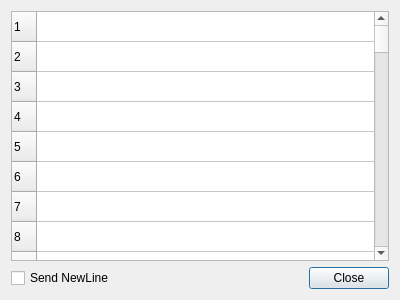
cdesjardins/ComBomb, file ComBombGui/fileclipboarddialog.ui: the form before one commit.
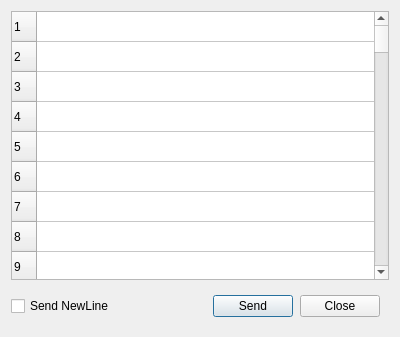
The form after the commit.

Patch:
```diff
--- a/ComBombGui/fileclipboarddialog.ui
+++ b/ComBombGui/fileclipboarddialog.ui
@@ -7,7 +7,7 @@
     <x>0</x>
     <y>0</y>
     <width>400</width>
-    <height>300</height>
+    <height>337</height>
    </rect>
   </property>
   <property name="windowTitle">
@@ -301,6 +301,22 @@
     </widget>
    </item>
    <item row="1" column="1">
+    <widget class="QFrame" name="frame">
+     <property name="frameShape">
+      <enum>QFrame::NoFrame</enum>
+     </property>
+     <property name="frameShadow">
+      <enum>QFrame::Raised</enum>
+     </property>
+     <layout class="QHBoxLayout" name="horizontalLayout">
+      <item alignment="Qt::AlignRight">
+       <widget class="QPushButton" name="sendButton">
+        <property name="text">
+         <string>Send</string>
+        </property>
+       </widget>
+      </item>
+      <item alignment="Qt::AlignRight">
     <widget class="QDialogButtonBox" name="buttonBox">
      <property name="orientation">
       <enum>Qt::Horizontal</enum>
@@ -312,6 +328,12 @@
    </item>
   </layout>
  </widget>
+   </item>
+  </layout>
+ </widget>
+ <tabstops>
+  <tabstop>fileClipboardTable</tabstop>
+ </tabstops>
  <resources/>
  <connections>
   <connection>
```
Left out of the diff: 3 changed lines with no effect on the pictures. Lines whose indentation alone changed are shown as unchanged.
